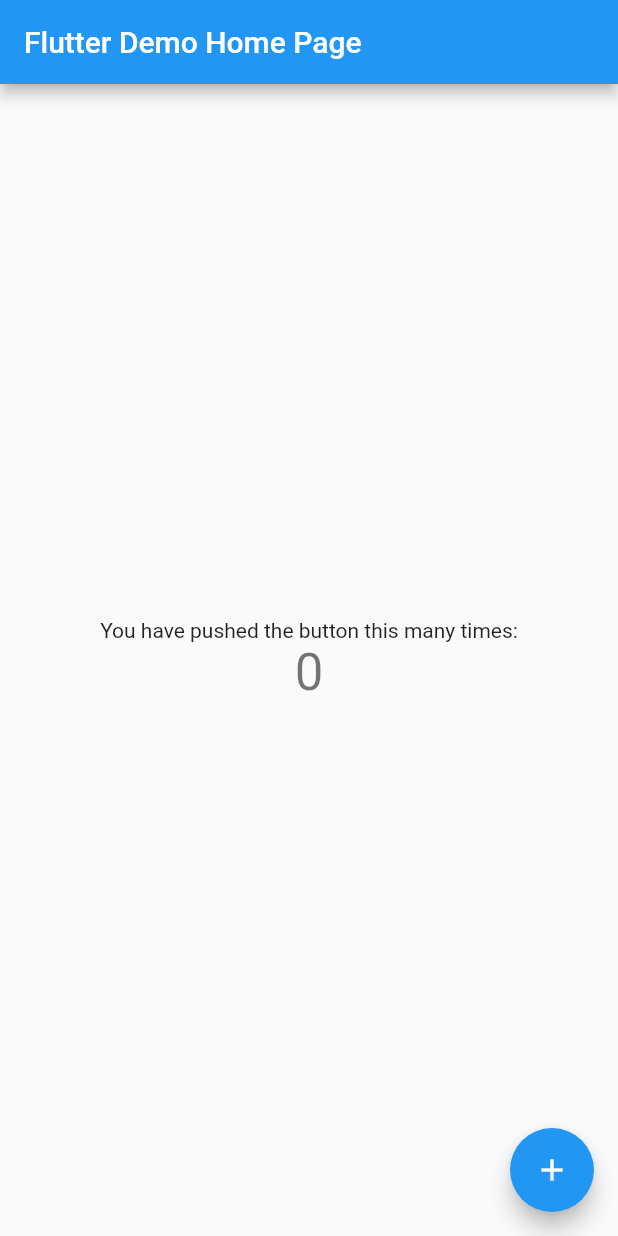
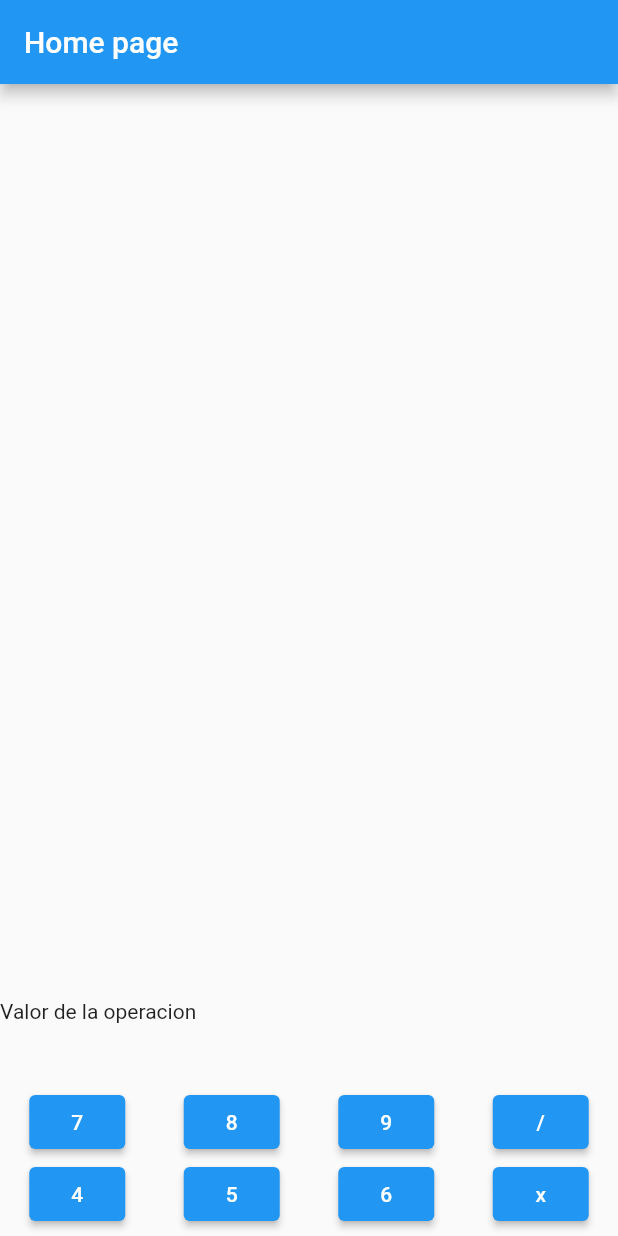
Before and after one commit to carmagedon07/taller2s2, a Flutter app: the screen it shows after launch, on a phone screen of 412 x 824 dp. Run offline on Flutter 3.47's test engine with Material 2 defaults, Android fonts, the phone set to English and light mode, and no system bars.

Commit message:
Agregar accion botons 0 y c

```diff
--- a/lib/main.dart
+++ b/lib/main.dart
@@ -1,113 +1,17 @@
 import 'package:flutter/material.dart';
+import 'package:taller2s2/page/homePage.dart';
 
 void main() {
-  runApp(MyApp());
+  runApp(Myapp());
 }
 
-class MyApp extends StatelessWidget {
-  // This widget is the root of your application.
+class Myapp extends StatelessWidget {
   @override
   Widget build(BuildContext context) {
     return MaterialApp(
-      title: 'Flutter Demo',
-      theme: ThemeData(
-        // This is the theme of your application.
-        //
-        // Try running your application with "flutter run". You'll see the
-        // application has a blue toolbar. Then, without quitting the app, try
-        // changing the primarySwatch below to Colors.green and then invoke
-        // "hot reload" (press "r" in the console where you ran "flutter run",
-        // or simply save your changes to "hot reload" in a Flutter IDE).
-        // Notice that the counter didn't reset back to zero; the application
-        // is not restarted.
-        primarySwatch: Colors.blue,
-      ),
-      home: MyHomePage(title: 'Flutter Demo Home Page'),
+      title: "Aplicacion taller 1",
+      theme: ThemeData.light(),
+      home: HomePage(),
     );
   }
 }
-
-class MyHomePage extends StatefulWidget {
-  MyHomePage({Key key, this.title}) : super(key: key);
-
-  // This widget is the home page of your application. It is stateful, meaning
-  // that it has a State object (defined below) that contains fields that affect
-  // how it looks.
-
-  // This class is the configuration for the state. It holds the values (in this
-  // case the title) provided by the parent (in this case the App widget) and
-  // used by the build method of the State. Fields in a Widget subclass are
-  // always marked "final".
-
-  final String title;
-
-  @override
-  _MyHomePageState createState() => _MyHomePageState();
-}
-
-class _MyHomePageState extends State<MyHomePage> {
-  int _counter = 0;
-
-  void _incrementCounter() {
-    setState(() {
-      // This call to setState tells the Flutter framework that something has
-      // changed in this State, which causes it to rerun the build method below
-      // so that the display can reflect the updated values. If we changed
-      // _counter without calling setState(), then the build method would not be
-      // called again, and so nothing would appear to happen.
-      _counter++;
-    });
-  }
-
-  @override
-  Widget build(BuildContext context) {
-    // This method is rerun every time setState is called, for instance as done
-    // by the _incrementCounter method above.
-    //
-    // The Flutter framework has been optimized to make rerunning build methods
-    // fast, so that you can just rebuild anything that needs updating rather
-    // than having to individually change instances of widgets.
-    return Scaffold(
-      appBar: AppBar(
-        // Here we take the value from the MyHomePage object that was created by
-        // the App.build method, and use it to set our appbar title.
-        title: Text(widget.title),
-      ),
-      body: Center(
-        // Center is a layout widget. It takes a single child and positions it
-        // in the middle of the parent.
-        child: Column(
-          // Column is also a layout widget. It takes a list of children and
-          // arranges them vertically. By default, it sizes itself to fit its
-          // children horizontally, and tries to be as tall as its parent.
-          //
-          // Invoke "debug painting" (press "p" in the console, choose the
-          // "Toggle Debug Paint" action from the Flutter Inspector in Android
-          // Studio, or the "Toggle Debug Paint" command in Visual Studio Code)
-          // to see the wireframe for each widget.
-          //
-          // Column has various properties to control how it sizes itself and
-          // how it positions its children. Here we use mainAxisAlignment to
-          // center the children vertically; the main axis here is the vertical
-          // axis because Columns are vertical (the cross axis would be
-          // horizontal).
-          mainAxisAlignment: MainAxisAlignment.center,
-          children: <Widget>[
-            Text(
-              'You have pushed the button this many times:',
-            ),
-            Text(
-              '$_counter',
-              style: Theme.of(context).textTheme.headline4,
-            ),
-          ],
-        ),
-      ),
-      floatingActionButton: FloatingActionButton(
-        onPressed: _incrementCounter,
-        tooltip: 'Increment',
-        child: Icon(Icons.add),
-      ), // This trailing comma makes auto-formatting nicer for build methods.
-    );
-  }
-}
--- a/lib/page/homePage.dart
+++ b/lib/page/homePage.dart
@@ -0,0 +1,97 @@
+import 'package:flutter/material.dart';
+
+class HomePage extends StatefulWidget {
+  @override
+  _HomePageState createState() => _HomePageState();
+}
+
+class _HomePageState extends State<HomePage> {
+  String operaciones = "Valor de la operacion";
+  @override
+  Widget build(BuildContext context) {
+    return Scaffold(
+      appBar: AppBar(
+        title: Text("Home page"),
+      ),
+      body: _body(),
+    );
+  }
+
+  Widget _body() {
+    return Column(
+      children: [
+        Expanded(
+          child: Container(
+              //color: Colors.red,
+
+              ),
+        ),
+        Container(
+          //color: Colors.blue,
+          height: 100,
+          child: Row(
+            children: [
+              Text(operaciones),
+            ],
+          ),
+        ),
+        Container(
+          //color: Colors.yellow,
+          height: 100,
+          child: Column(
+            children: [
+              Row(
+                mainAxisAlignment: MainAxisAlignment.spaceAround,
+                children: [
+                  ElevatedButton(onPressed: () {}, child: Text("7")),
+                  ElevatedButton(onPressed: () {}, child: Text("8")),
+                  ElevatedButton(onPressed: () {}, child: Text("9")),
+                  ElevatedButton(onPressed: () {}, child: Text("/"))
+                ],
+              ),
+              Row(
+                mainAxisAlignment: MainAxisAlignment.spaceAround,
+                children: [
+                  ElevatedButton(onPressed: () {}, child: Text("4")),
+                  ElevatedButton(onPressed: () {}, child: Text("5")),
+                  ElevatedButton(onPressed: () {}, child: Text("6")),
+                  ElevatedButton(onPressed: () {}, child: Text("x"))
+                ],
+              ),
+              Row(
+                mainAxisAlignment: MainAxisAlignment.spaceAround,
+                children: [
+                  ElevatedButton(onPressed: () {}, child: Text("1")),
+                  ElevatedButton(onPressed: () {}, child: Text("2")),
+                  ElevatedButton(onPressed: () {}, child: Text("3")),
+                  ElevatedButton(onPressed: () {}, child: Text("-"))
+                ],
+              ),
+              Row(
+                mainAxisAlignment: MainAxisAlignment.spaceAround,
+                children: [
+                  ElevatedButton(
+                      onPressed: () {
+                        setState(() {
+                          operaciones += "0";
+                        });
+                      },
+                      child: Text("0")),
+                  ElevatedButton(
+                      onPressed: () {
+                        setState(() {
+                          operaciones = "";
+                        });
+                      },
+                      child: Text("c")),
+                  ElevatedButton(onPressed: () {}, child: Text("=")),
+                  ElevatedButton(onPressed: () {}, child: Text("+"))
+                ],
+              )
+            ],
+          ),
+        ),
+      ],
+    );
+  }
+}
```
Also changed, not shown: 1 other file.
